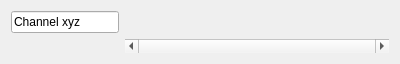
oxyum/sigrok, file gui/channelform.ui: the form before one commit.
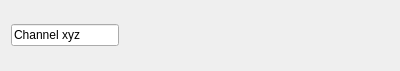
The form after the commit.

Commit message: Use one scrollbar widget for all channels in the main form.

The edit to the form file:
```diff
--- a/gui/channelform.ui
+++ b/gui/channelform.ui
@@ -7,29 +7,13 @@
     <x>0</x>
     <y>0</y>
     <width>400</width>
-    <height>63</height>
+    <height>71</height>
    </rect>
   </property>
   <property name="windowTitle">
    <string>Form</string>
   </property>
   <layout class="QGridLayout" name="gridLayout">
-   <item row="1" column="1">
-    <widget class="QScrollBar" name="channelScrollBar">
-     <property name="sizePolicy">
-      <sizepolicy hsizetype="Expanding" vsizetype="Fixed">
-       <horstretch>0</horstretch>
-       <verstretch>0</verstretch>
-      </sizepolicy>
-     </property>
-     <property name="maximum">
-      <number>0</number>
-     </property>
-     <property name="orientation">
-      <enum>Qt::Horizontal</enum>
-     </property>
-    </widget>
-   </item>
    <item row="0" column="1">
     <widget class="QWidget" name="renderAreaWidget" native="true">
      <property name="sizePolicy">
```
The commit also changes 2 other files.
